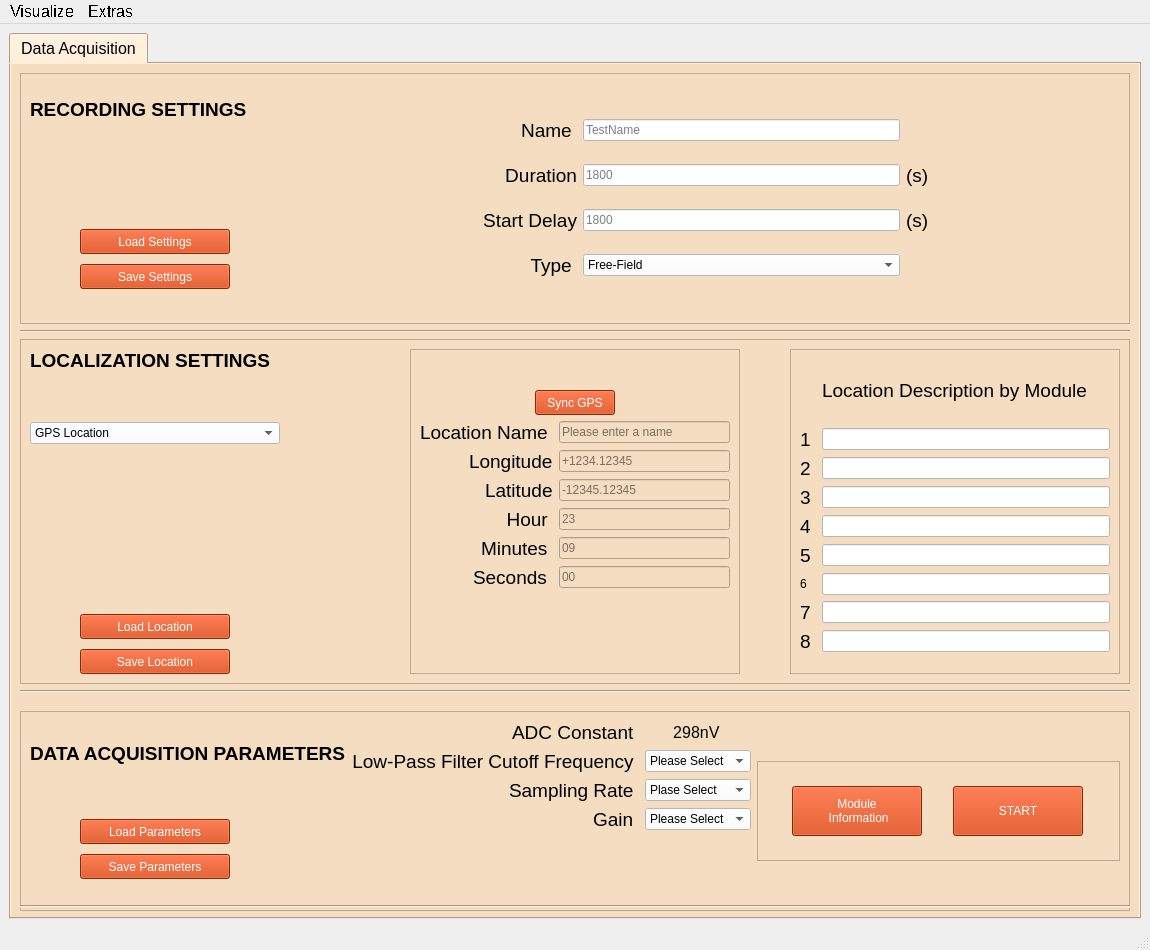
First picture: the form in GUI/Qt_Files/main_window.ui, repository jrsm1/EWAS_Application, before the edit.
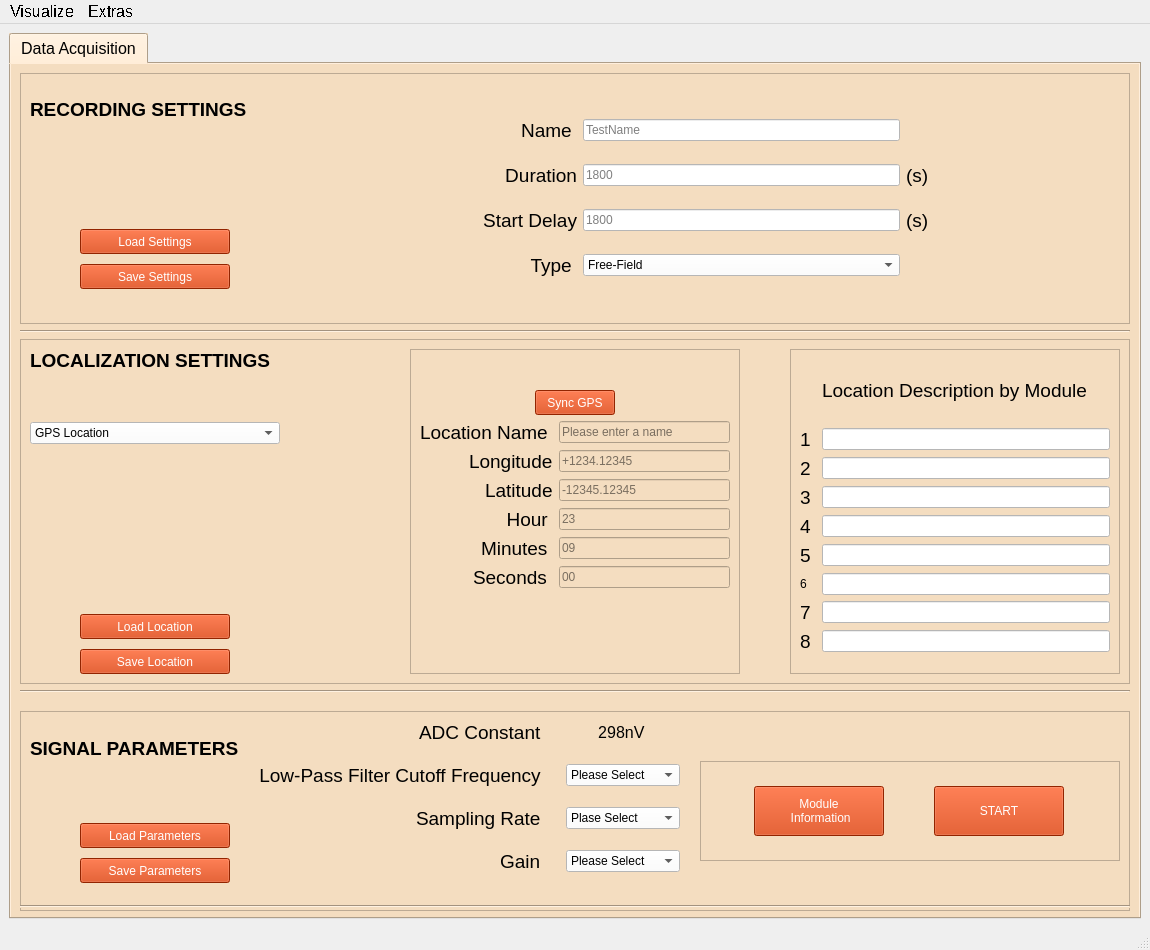
Second picture: the form after the edit.

Diff of the .ui file:
```diff
--- a/GUI/Qt_Files/main_window.ui
+++ b/GUI/Qt_Files/main_window.ui
@@ -1081,6 +1081,9 @@
            <enum>QFrame::Raised</enum>
           </property>
           <layout class="QHBoxLayout" name="horizontalLayout_3">
+           <property name="spacing">
+            <number>20</number>
+           </property>
            <item>
             <layout class="QVBoxLayout" name="verticalLayout_12">
              <item>
@@ -1092,7 +1095,7 @@
                 </size>
                </property>
                <property name="text">
-                <string>&lt;html&gt;&lt;head/&gt;&lt;body&gt;&lt;p&gt;&lt;span style=&quot; font-size:14pt; font-weight:600;&quot;&gt;DATA ACQUISITION PARAMETERS&lt;/span&gt;&lt;span style=&quot; font-size:14pt;&quot;/&gt;&lt;/p&gt;&lt;/body&gt;&lt;/html&gt;</string>
+                <string>&lt;html&gt;&lt;head/&gt;&lt;body&gt;&lt;p&gt;&lt;span style=&quot; font-size:14pt; font-weight:600;&quot;&gt;SIGNAL PARAMETERS&lt;/span&gt;&lt;/p&gt;&lt;/body&gt;&lt;/html&gt;</string>
                </property>
                <property name="alignment">
                 <set>Qt::AlignLeading|Qt::AlignLeft|Qt::AlignTop</set>
```
